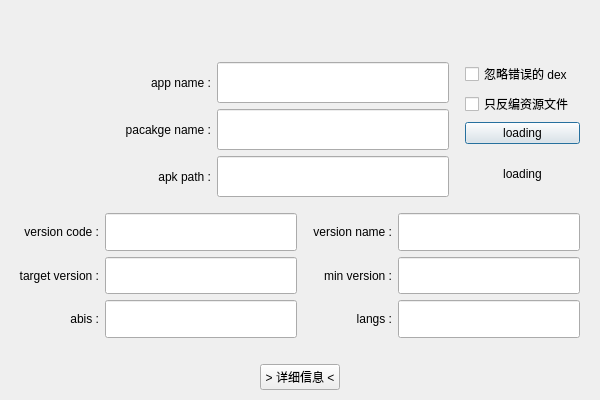
Qt form res/ui/apk_info_dialog.ui (purejiang/BlankTool) before a commit.
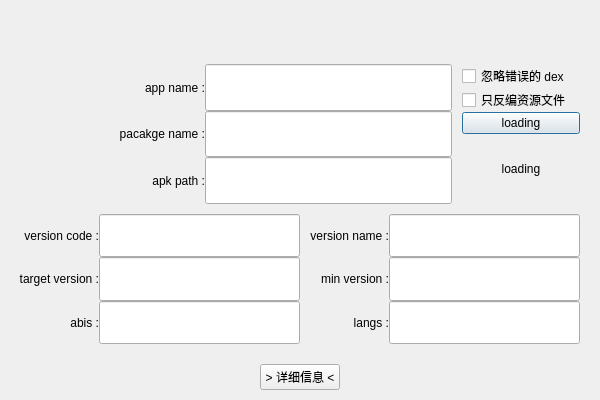
The same form after that commit.

Diff of the .ui file:
```diff
--- a/res/ui/apk_info_dialog.ui
+++ b/res/ui/apk_info_dialog.ui
@@ -23,6 +23,9 @@
     </rect>
    </property>
    <layout class="QVBoxLayout" name="verticalLayout" stretch="4,18,0">
+    <property name="spacing">
+     <number>0</number>
+    </property>
     <item>
      <layout class="QHBoxLayout" name="apk_info_title_bar">
       <property name="topMargin">
@@ -32,6 +35,9 @@
     </item>
     <item>
      <layout class="QVBoxLayout" name="verticalLayout_2" stretch="1,1">
+      <property name="spacing">
+       <number>0</number>
+      </property>
       <property name="leftMargin">
        <number>20</number>
       </property>
@@ -46,6 +52,9 @@
       </property>
       <item>
        <layout class="QHBoxLayout" name="horizontalLayout" stretch="1,3,1">
+        <property name="spacing">
+         <number>0</number>
+        </property>
         <property name="leftMargin">
          <number>10</number>
         </property>
@@ -215,6 +224,9 @@
       </item>
       <item>
        <layout class="QHBoxLayout" name="horizontalLayout_2">
+        <property name="spacing">
+         <number>0</number>
+        </property>
         <property name="topMargin">
          <number>10</number>
         </property>
```
